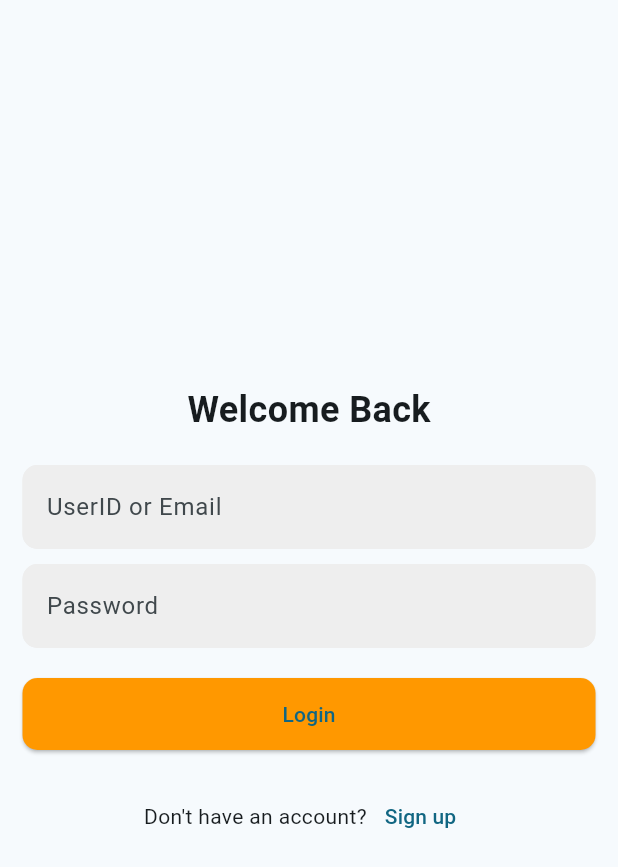
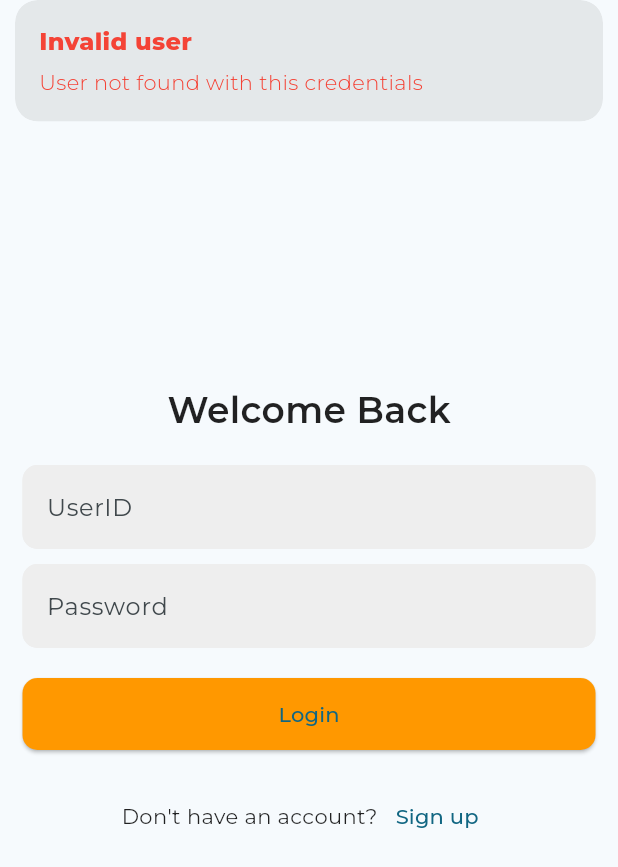
Before and after one commit to Riaz-27/visoattend, a Flutter app: the screen it shows after launch, after a tap on "Login", on a phone screen of 412 x 824 dp. Shown: the top 867 px of the screen. Run offline on Flutter 3.47's test engine with Material 2 defaults, Android fonts, the phone set to English and light mode, and no system bars; our stand-ins replace camera, cloud_firestore, firebase_auth, firebase_core, get, google_fonts and 3 more; missing offline and left inert: dart:ffi, google_mlkit_face_detection, tflite_flutter, tflite_flutter_helper_plus, tflite_flutter_plus; accounts and stored records are empty; generated files the repository leaves out were written again.

```diff
--- a/lib/controller/cloud_firestore_controller.dart
+++ b/lib/controller/cloud_firestore_controller.dart
@@ -11,13 +11,20 @@ class CloudFirestoreController extends GetxController {
 
   final userCollection = 'UserData';
 
-  Future<Map<String,dynamic>?> getUserDataFromFirestore(String userId) async {
+
+  Future<Map<String, dynamic>?> getUserDataFromFirestore(String userId) async {
     final userDocument =
         await firestoreInstance.collection(userCollection).doc(userId).get();
     return userDocument.data();
   }
 
   void addUserDataToFirestore(UserModel user) async {
-    await firestoreInstance.collection(userCollection).doc(user.userId).set(user.toJson());
+    final userData = await getUserDataFromFirestore(user.userId);
+    if (userData == null) {
+      await firestoreInstance
+          .collection(userCollection)
+          .doc(user.userId)
+          .set(user.toJson());
+    }
   }
 }
--- a/lib/controller/user_database_controller.dart
+++ b/lib/controller/user_database_controller.dart
@@ -90,7 +90,7 @@ class UserDatabaseController extends GetxController {
     }
   }
 
-  Future<void> registerNewUserToFirestore(UserModel user) async {
+  Future<bool> registerNewUserToFirestore(UserModel user) async {
     final cameraServiceController = Get.find<CameraServiceController>();
     final faceDetectorController = Get.find<FaceDetectorController>();
     final recognitionController = Get.find<RecognitionController>();
@@ -121,6 +121,8 @@ class UserDatabaseController extends GetxController {
 
     if (_isFront.value && _isLeft.value && _isRight.value) {
       cloudFirestoreController.addUserDataToFirestore(user);
+      return true;
     }
+    return false;
   }
 }
--- a/lib/main.dart
+++ b/lib/main.dart
@@ -4,6 +4,8 @@ import 'package:firebase_auth/firebase_auth.dart';
 import 'package:firebase_core/firebase_core.dart';
 import 'package:flutter/material.dart';
 import 'package:get/get.dart';
+import 'package:google_fonts/google_fonts.dart';
+import 'package:visoattend/views/pages/home_page.dart';
 
 import './firebase_options.dart';
 import './views/pages/login_register_page.dart';
@@ -19,12 +21,14 @@ void main() async {
   runApp(
     GetMaterialApp(
       debugShowCheckedModeBanner: false,
+
       initialBinding: GlobalBinding(),
       theme: ThemeData(
         useMaterial3: true,
         colorSchemeSeed: Colors.blueGrey,
+        textTheme: GoogleFonts.montserratTextTheme(),
       ),
-      home: const AuthPage(),
+      home:  const AuthPage(),
     ),
   );
 }
--- a/lib/views/pages/auth_page.dart
+++ b/lib/views/pages/auth_page.dart
@@ -2,6 +2,7 @@ import 'package:firebase_auth/firebase_auth.dart';
 import 'package:flutter/material.dart';
 import 'package:get/get.dart';
 import 'package:visoattend/controller/auth_controller.dart';
+import 'package:visoattend/views/pages/home_page.dart';
 
 import 'classroom_page.dart';
 import 'login_register_page.dart';
@@ -17,7 +18,7 @@ class AuthPage extends StatelessWidget {
       stream: authController.authStateChanges,
       builder: (context, snapshot) {
         if (snapshot.hasData) {
-          return const ClassroomPage();
+          return const HomePage(userName: 'username');
         } else {
           return const LoginRegisterPage();
         }
--- a/lib/views/pages/classroom_page.dart
+++ b/lib/views/pages/classroom_page.dart
@@ -48,7 +48,6 @@ class ClassroomPage extends StatelessWidget {
             child: Padding(
               padding: const EdgeInsets.all(10.0),
               child: ListView.builder(
-                physics: const BouncingScrollPhysics(),
                 itemCount: 10, // Replace with the actual number of items
                 itemBuilder: (context, index) {
                   return const CustomCard();
--- a/lib/views/pages/face_register_page.dart
+++ b/lib/views/pages/face_register_page.dart
@@ -1,6 +1,8 @@
 import 'package:camera/camera.dart';
 import 'package:flutter/material.dart';
 import 'package:get/get.dart';
+import 'package:visoattend/views/pages/classroom_page.dart';
+import 'package:visoattend/views/pages/home_page.dart';
 
 import '../../models/entities/isar_user.dart';
 import '../../controller/camera_service_controller.dart';
@@ -86,8 +88,11 @@ class FaceRegisterPage extends StatelessWidget {
                     ),
                   ),
                   onPressed: () async {
-                    await userDatabaseController
+                    final registerSuccess = await userDatabaseController
                         .registerNewUserToFirestore(user);
+                    if(registerSuccess){
+                      Get.to(() => HomePage(userName: user.name));
+                    }
                   },
                   child: const Text('Take Picture'),
                 ),
--- a/lib/views/pages/login_register_page.dart
+++ b/lib/views/pages/login_register_page.dart
@@ -17,13 +17,17 @@ class LoginRegisterPage extends StatelessWidget {
 
   @override
   Widget build(BuildContext context) {
+    final emailValidator = RegExp(
+        r"^[a-zA-Z0-9.a-zA-Z0-9.!#$%&'*+-/=?^_`{|}~]+@[a-zA-Z0-9]+\.[a-zA-Z]+");
+
     final TextEditingController nameController = TextEditingController();
     final TextEditingController emailController = TextEditingController();
     final TextEditingController userIdController = TextEditingController();
     final TextEditingController passwordController = TextEditingController();
 
-    final userDatabaseController = Get.find<UserDatabaseController>();
+    // final userDatabaseController = Get.find<UserDatabaseController>();
     final authController = Get.find<AuthController>();
+    final cloudFirestoreController = Get.find<CloudFirestoreController>();
     // final cloudFirestoreController = Get.find<CloudFirestoreController>();
 
     // void signUpUser() {
@@ -69,9 +73,9 @@ class LoginRegisterPage extends StatelessWidget {
 
     void handleSignInOrSignUp() async {
       final name = nameController.text.trim();
-      final email = emailController.text.trim();
+      final password = passwordController.text.trim();
       final userId = userIdController.text.trim();
-      final password = passwordController.text.trim();
+      String email = emailController.text.trim();
 
       if (isSignUp) {
         final userCredential = await authController
@@ -86,8 +90,31 @@ class LoginRegisterPage extends StatelessWidget {
           Get.to(() => FaceRegisterPage(user: user));
         }
       } else {
-        await authController.signInWithEmailAndPassword(
-            email: email, password: password);
+        final bool emailValid = emailValidator.hasMatch(userId);
+        if (emailValid) {
+          email = userId;
+        } else {
+          final userData =
+              await cloudFirestoreController.getUserDataFromFirestore(userId);
+          if(userData == null){
+            email = '';
+          }else {
+            email = userData['email'];
+          }
+        }
+        if (email != '') {
+          await authController.signInWithEmailAndPassword(
+            email: email,
+            password: password,
+          );
+        } else {
+          Get.snackbar(
+            'Invalid user',
+            'User not found with this credentials',
+            colorText: Colors.red,
+            animationDuration: const Duration(milliseconds: 200),
+          );
+        }
       }
     }
 
@@ -118,7 +145,7 @@ class LoginRegisterPage extends StatelessWidget {
               const SizedBox(height: 10.0),
             ],
             CustomTextFormField(
-              hintText: isSignUp ? 'UserID' : 'UserID or Email',
+              hintText: isSignUp ? 'UserID' : 'UserID',
               controller: userIdController,
             ),
             const SizedBox(height: 10.0),
--- a/pubspec.yaml
+++ b/pubspec.yaml
@@ -35,6 +35,7 @@ dependencies:
   # The following adds the Cupertino Icons font to your application.
   # Use with the CupertinoIcons class for iOS style icons.
   cupertino_icons: ^1.0.2
+  google_fonts: ^5.0.0
   image_picker: ^0.8.7+5
   google_mlkit_face_detection: ^0.6.0
   tflite_flutter: ^0.10.1
@@ -56,6 +57,8 @@ dependencies:
   firebase_core: ^2.13.1
   firebase_auth: ^4.6.2
   cloud_firestore: ^4.8.0
+  intl: ^0.18.1
+
 
 dev_dependencies:
   flutter_test:
```
Also changed, not shown: lib/controller/auth_controller.dart (+6 -1 lines), lib/views/pages/create_classroom_page.dart (added, +137 -0 lines), lib/views/pages/home_page.dart (added, +221 -0 lines), pubspec.lock.
